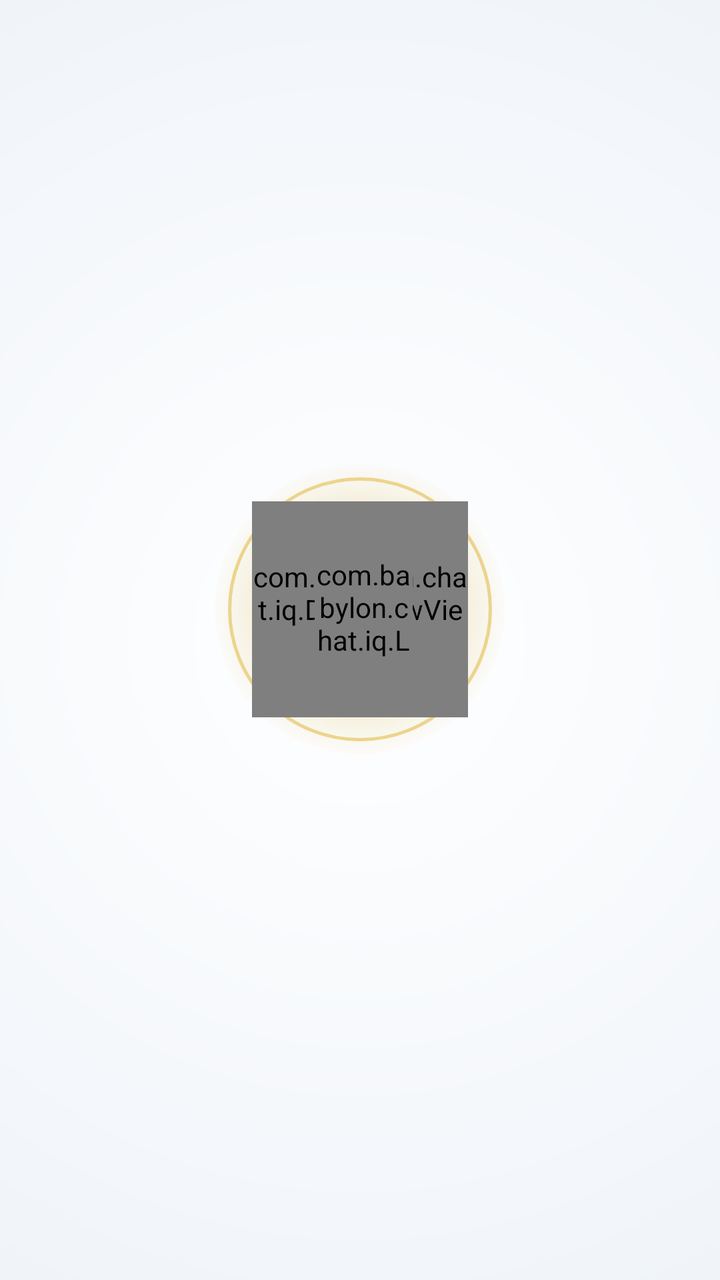
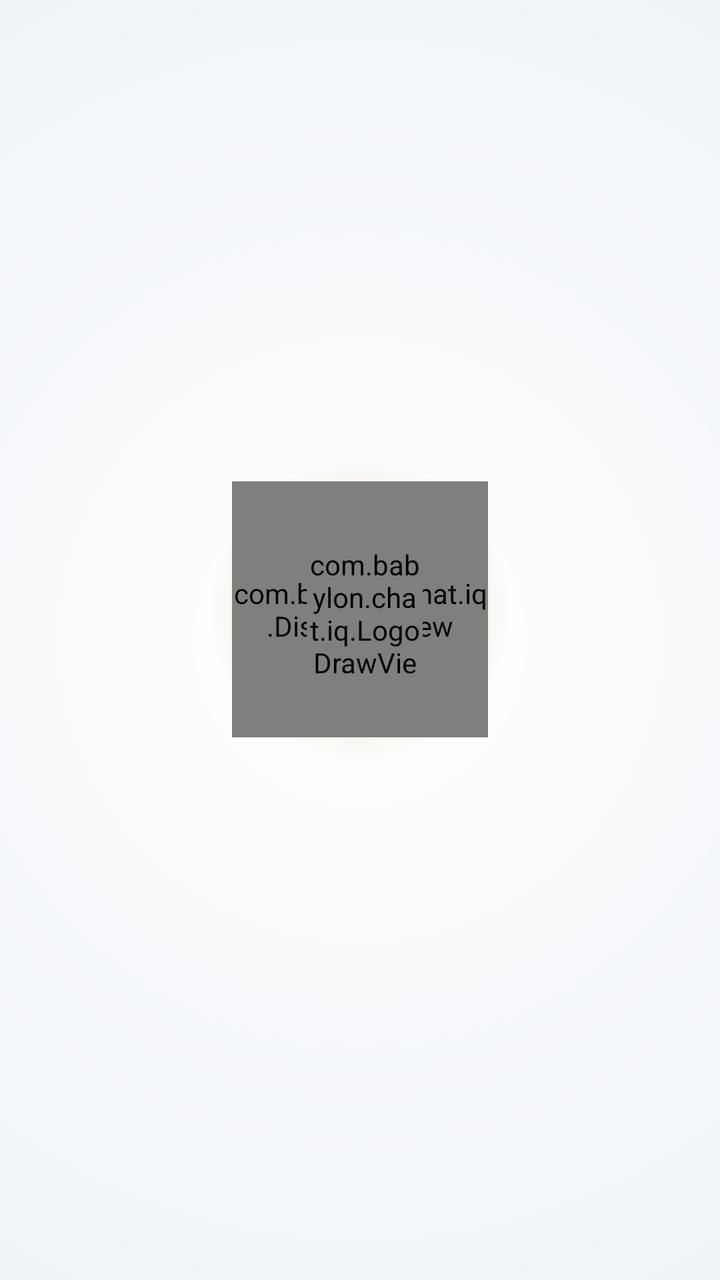

Two renders of the same Android screen: before a commit and after it. Below are the layout's source before the change and the commit's diff.
<!-- AndroidManifest.xml: activity theme NoActionBar -->
<!-- res/layout/main.xml -->
<LinearLayout
	xmlns:android="http://schemas.android.com/apk/res/android"
	xmlns:app="http://schemas.android.com/apk/res-auto"
	xmlns:tools="http://schemas.android.com/tools"
	android:id="@+id/root"
	android:layout_width="match_parent"
	android:layout_height="match_parent"
	android:background="@drawable/bg_splash"
	android:clipChildren="false"
	android:clipToPadding="false"
	android:gravity="center"
	android:orientation="vertical">
	<FrameLayout
		android:id="@+id/logo_frame"
		android:layout_width="160dp"
		android:layout_height="160dp"
		android:clipChildren="false"
		android:clipToPadding="false">
		<LinearLayout
			android:id="@+id/logo_glow"
			android:layout_width="145dp"
			android:layout_height="145dp"
			android:background="@drawable/bg_glow"
			android:orientation="vertical"
			android:layout_gravity="center_horizontal|center_vertical" />
		<View
			android:id="@+id/logo_ring"
			android:layout_width="132dp"
			android:layout_height="132dp"
			android:background="@drawable/bg_ring"
			android:layout_gravity="center_horizontal|center_vertical" />
		
		<FrameLayout
			android:id="@+id/logo_circle"
			android:layout_width="108dp"
			android:layout_height="108dp"
			android:layout_gravity="center_horizontal|center_vertical">
			<com.babylon.chat.iq.DiscDrawView
				android:id="@+id/logo_disc"
				android:layout_width="match_parent"
				android:layout_height="match_parent" />
			<com.babylon.chat.iq.LogoDrawView
				android:id="@+id/logo_img"
				android:layout_width="49dp"
				android:layout_height="54dp"
				android:layout_gravity="center_horizontal|center_vertical"
				android:translationX="2.0dp" />
		</FrameLayout>
	</FrameLayout>
	<TextView
		android:id="@+id/title"
		android:layout_width="wrap_content"
		android:layout_height="wrap_content"
		android:text="Babylon Chat"
		android:textSize="27sp"
		android:textStyle="bold"
		android:textColor="#A97F1C"
		android:alpha="0"
		android:layout_marginTop="-6dp" />
</LinearLayout>
<!-- resources referenced by this layout -->
<resources>
  <!-- drawable bg_glow (drawable) -->
  <?xml version="1.0" encoding="utf-8"?>
  <shape xmlns:android="http://schemas.android.com/apk/res/android" android:shape="oval">
      
      <gradient
          android:type="radial"
          android:centerX="0.5"
          android:centerY="0.5"
          android:gradientRadius="75dp"
          android:startColor="#80D6B040"
          android:centerColor="#4DD6B040"
          android:endColor="#00D6B040" />
  </shape>
  <!-- drawable bg_ring (drawable) -->
  <?xml version="1.0" encoding="utf-8"?>
  <shape xmlns:android="http://schemas.android.com/apk/res/android" android:shape="oval">
      <stroke android:width="1.5dp" android:color="#8CE2B83F" />
  </shape>
  <!-- drawable bg_splash (drawable) -->
  <?xml version="1.0" encoding="utf-8"?>
  <shape xmlns:android="http://schemas.android.com/apk/res/android" android:shape="rectangle">
      
      <gradient
          android:type="radial"
          android:centerX="0.5"
          android:centerY="0.5"
          android:gradientRadius="120%p"
          android:startColor="#FFFFFF"
          android:endColor="#EDF2F8" />
  </shape>
  <style name="NoActionBar" parent="@android:style/Theme.Material.Light.NoActionBar">
  		<item name="android:colorPrimary">@color/colorPrimary</item>
  		<item name="android:colorPrimaryDark">@color/colorPrimaryDark</item>
  		<item name="android:colorAccent">@color/colorAccent</item>
  		<item name="android:colorControlActivated">@color/colorAccent</item>
  		<item name="android:textColorHighlight">@color/textHighlightGold</item>
  		<item name="android:colorControlHighlight">@color/colorControlHighlight</item>
  		<item name="android:colorControlNormal">@color/colorControlNormal</item>
  		<item name="android:buttonStyle">@style/FlatButton</item>
  	</style>
  <color name="colorPrimary">#F57C00</color>
  <color name="colorPrimaryDark">#E65100</color>
  <color name="colorAccent">#C99A1C</color>
  <color name="textHighlightGold">#59C99A1C</color>
  <color name="colorControlHighlight">#FFF3E0</color>
  <color name="colorControlNormal">#BDBDBD</color>
  <style name="FlatButton" parent="@android:style/Widget.Material.Button">
  		<item name="android:stateListAnimator">@null</item>
  		<item name="android:elevation">0dp</item>
  	</style>
</resources>

<!-- the commit's change to res/layout/main.xml (unified diff, before → after) -->
@@ -12,28 +12,22 @@
 	android:orientation="vertical">
 	<FrameLayout
 		android:id="@+id/logo_frame"
-		android:layout_width="160dp"
-		android:layout_height="160dp"
+		android:layout_width="190dp"
+		android:layout_height="190dp"
 		android:clipChildren="false"
 		android:clipToPadding="false">
 		<LinearLayout
 			android:id="@+id/logo_glow"
-			android:layout_width="145dp"
-			android:layout_height="145dp"
+			android:layout_width="172dp"
+			android:layout_height="172dp"
 			android:background="@drawable/bg_glow"
 			android:orientation="vertical"
-			android:layout_gravity="center_horizontal|center_vertical" />
-		<View
-			android:id="@+id/logo_ring"
-			android:layout_width="132dp"
-			android:layout_height="132dp"
-			android:background="@drawable/bg_ring"
 			android:layout_gravity="center_horizontal|center_vertical" />
 		
 		<FrameLayout
 			android:id="@+id/logo_circle"
-			android:layout_width="108dp"
-			android:layout_height="108dp"
+			android:layout_width="128dp"
+			android:layout_height="128dp"
 			android:layout_gravity="center_horizontal|center_vertical">
 			<com.babylon.chat.iq.DiscDrawView
 				android:id="@+id/logo_disc"
@@ -41,10 +35,10 @@
 				android:layout_height="match_parent" />
 			<com.babylon.chat.iq.LogoDrawView
 				android:id="@+id/logo_img"
-				android:layout_width="49dp"
-				android:layout_height="54dp"
+				android:layout_width="58dp"
+				android:layout_height="64dp"
 				android:layout_gravity="center_horizontal|center_vertical"
-				android:translationX="2.0dp" />
+				android:translationX="2.4dp" />
 		</FrameLayout>
 	</FrameLayout>
 	<TextView
<!-- resource entries referenced after the edit -->
@@ -12,11 +12,6 @@
           android:startColor="#80D6B040"
           android:centerColor="#4DD6B040"
           android:endColor="#00D6B040" />
-  </shape>
-  <!-- drawable bg_ring (drawable) -->
-  <?xml version="1.0" encoding="utf-8"?>
-  <shape xmlns:android="http://schemas.android.com/apk/res/android" android:shape="oval">
-      <stroke android:width="1.5dp" android:color="#8CE2B83F" />
   </shape>
   <!-- drawable bg_splash (drawable) -->
   <?xml version="1.0" encoding="utf-8"?>
